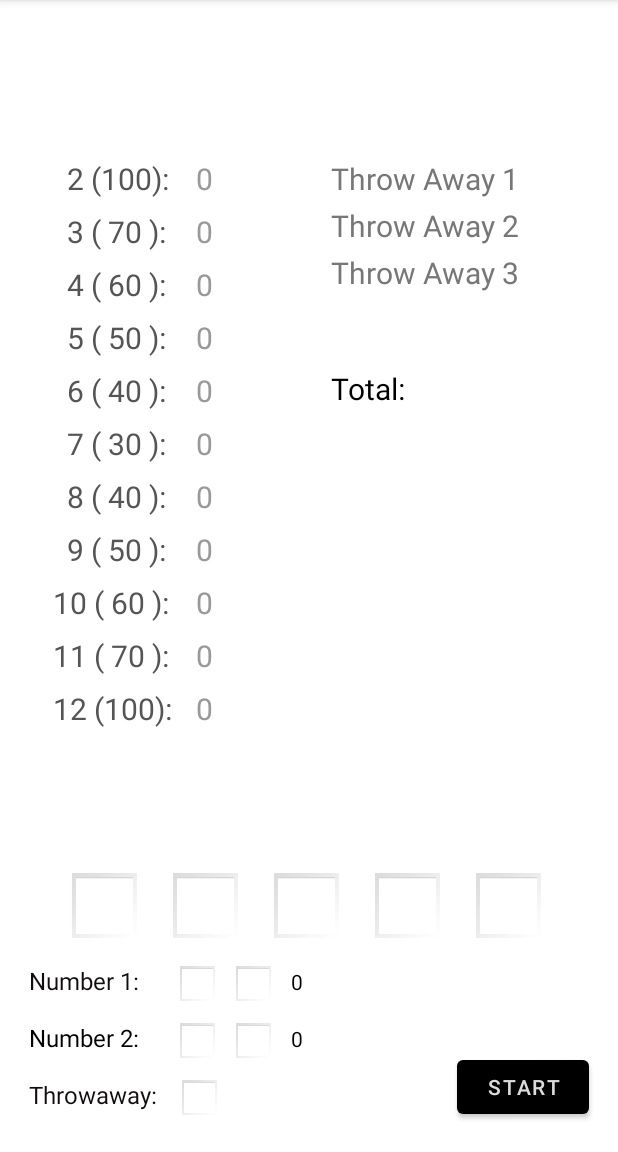
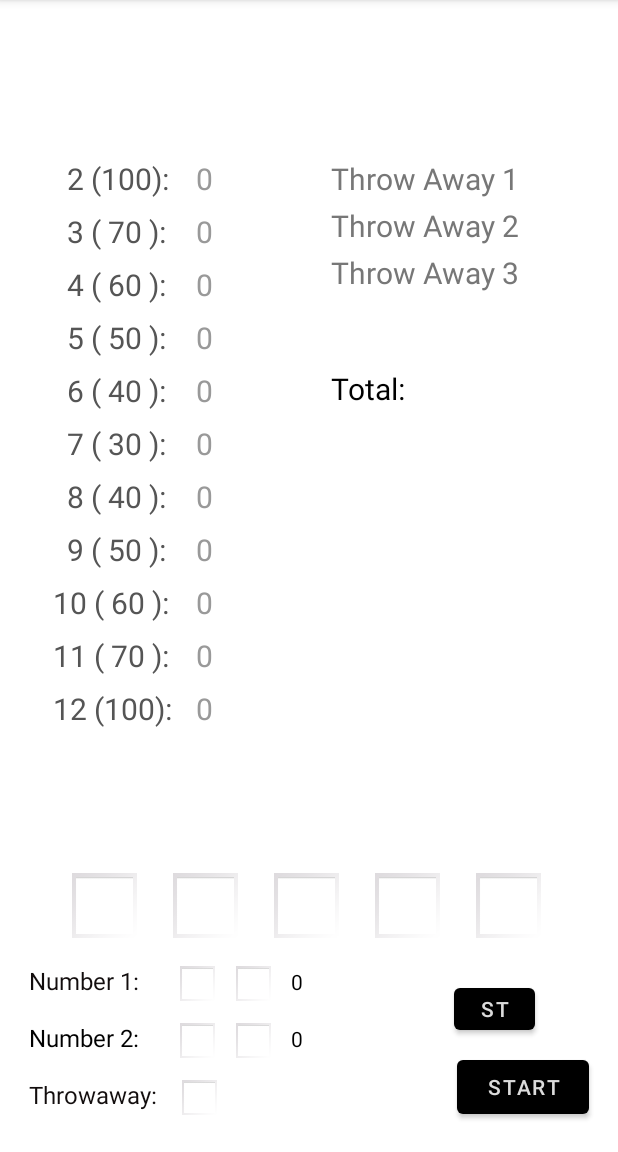
Before and after one commit to Ferch04/SolitaireDiceApp, an Android app: the screen it shows after launch (MainActivity), on a phone screen of 412 x 824 dp, the part 84-1236 px from its top. Run offline under Robolectric (Android 15) with nearby library versions, the phone set to English and light mode, and no system bars.

Commit message:
Highest score is saved even the app is closed. Need to be fixed in a nicer way to display and in a button in the top.

```diff
--- a/app/build.gradle
+++ b/app/build.gradle
@@ -11,7 +11,7 @@ android {
         minSdkVersion 16
         targetSdkVersion 30
         versionCode 1
-        versionName "0.2"
+        versionName "0.3"
 
         testInstrumentationRunner "androidx.test.runner.AndroidJUnitRunner"
     }
--- a/app/src/main/java/codecademy/com/solitairedice/Scoring.java
+++ b/app/src/main/java/codecademy/com/solitairedice/Scoring.java
@@ -67,6 +67,9 @@ public class Scoring {
         hasScore.put( 12, new Score(12, 100));
     }
     public String TotalScore(){
+        return String.valueOf(IntTotalScore());
+    }
+    public int IntTotalScore(){
         int total = 0;
 
         Enumeration keys = hasScore.keys();
@@ -75,7 +78,7 @@ public class Scoring {
             total += hasScore.get(keys.nextElement()).Sum;
         }
 
-        return String.valueOf(total);
+        return total;
     }
     private void ClearScore(){
         hashThrowAway.clear();
--- a/app/src/main/res/layout/activity_main.xml
+++ b/app/src/main/res/layout/activity_main.xml
@@ -198,6 +198,20 @@
         android:layout_marginEnd="16dp"
         android:layout_marginRight="16dp"
         android:layout_marginBottom="16dp"
+        android:text="Start"
+        android:textColor="@color/white_1"
+        android:textColorHint="@color/teal_200"
+        app:backgroundTint="@color/black"
+        app:layout_constraintBottom_toBottomOf="parent"
+        app:layout_constraintEnd_toEndOf="parent" />
+
+    <Button
+        android:id="@+id/getScore"
+        android:layout_width="54dp"
+        android:layout_height="40dp"
+        android:layout_marginEnd="52dp"
+        android:layout_marginRight="52dp"
+        android:layout_marginBottom="72dp"
         android:text="Start"
         android:textColor="@color/white_1"
         android:textColorHint="@color/teal_200"
```
Also changed, not shown: app/src/main/java/codecademy/com/solitairedice/MainActivity.java (+26 -0 lines).
